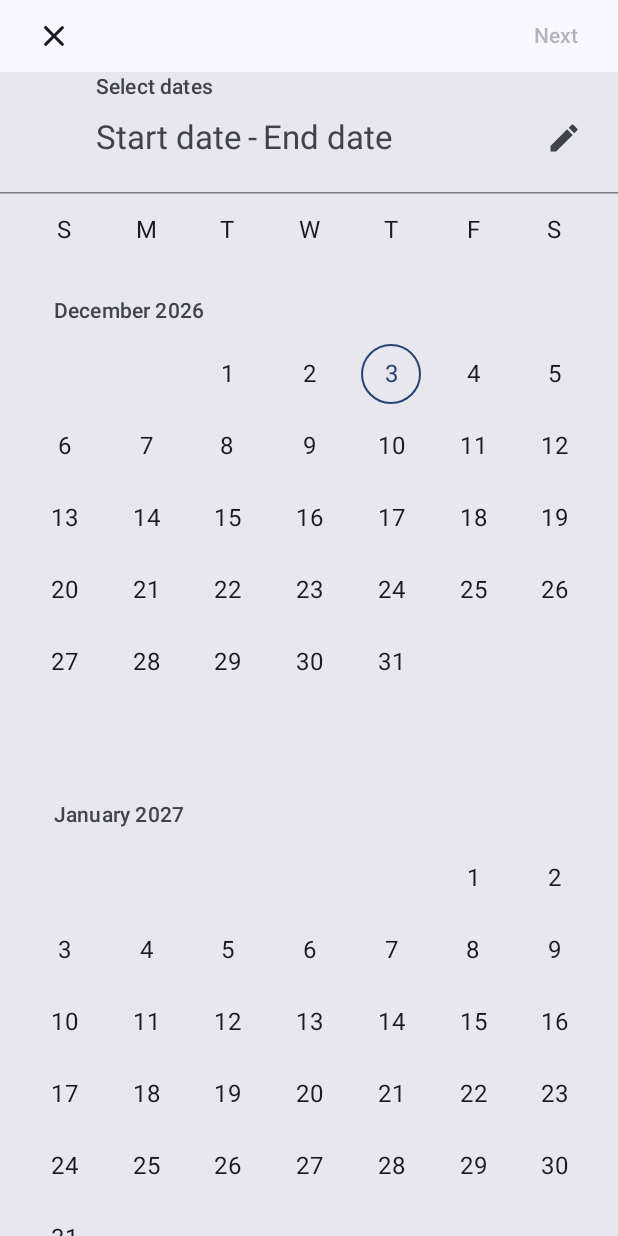
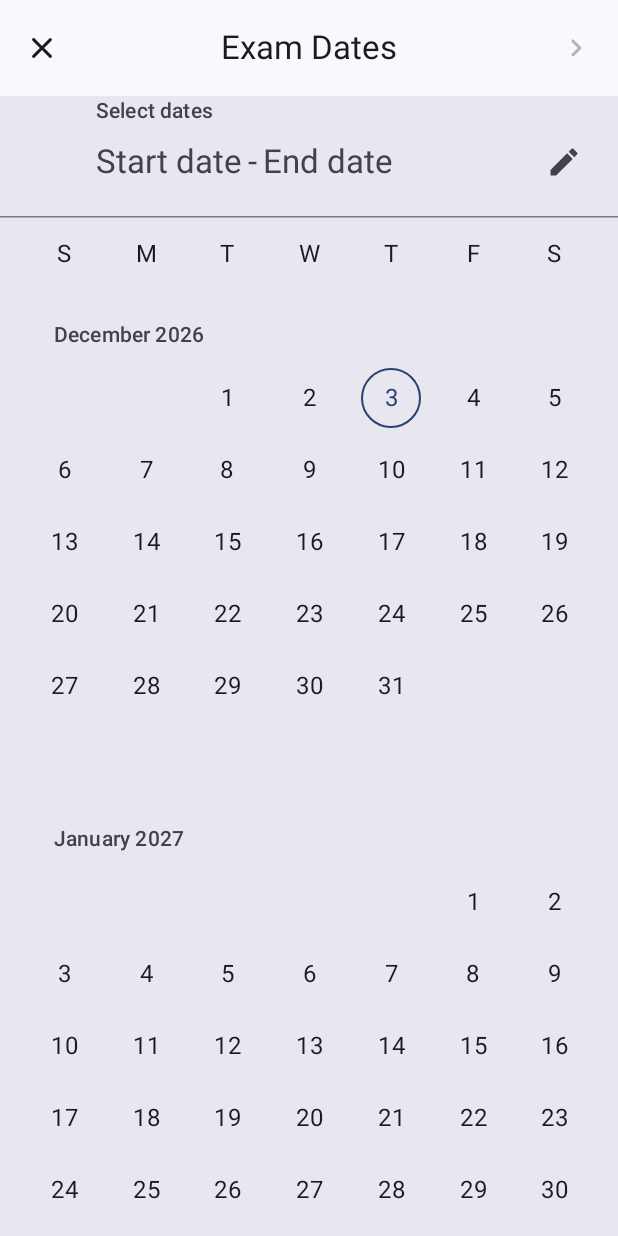
Before and after one commit to Melendez1209/Known, an Android app built with Jetpack Compose: the DRP screen opened through its navigation route, on a phone screen of 412 x 824 dp. Run offline under Robolectric (Android 15) with nearby library versions, the phone set to English and light mode, and no system bars; our stand-ins replace accompanist, window size class.

Commit message:
Android: Completing the Top Bar on some pages

```diff
--- a/Android/app/src/main/java/com/melendez/known/MainActivity.kt
+++ b/Android/app/src/main/java/com/melendez/known/MainActivity.kt
@@ -105,7 +105,12 @@ class MainActivity : ComponentActivity() {
                         )
                     }
                     composable(Screens.DRP.router) { DRP(navTotalController = navTotalController) }
-                    composable(Screens.Inputting.router) { Inputting() }
+                    composable(Screens.Inputting.router) {
+                        Inputting(
+                            widthSizeClass = widthSizeClass,
+                            navTotalController = navTotalController
+                        )
+                    }
                     composable(Screens.About.router) { AboutScreen() }
                 }
             }
--- a/Android/app/src/main/java/com/melendez/known/add/compose/DateRangePicker.kt
+++ b/Android/app/src/main/java/com/melendez/known/add/compose/DateRangePicker.kt
@@ -1,31 +1,27 @@
 package com.melendez.known.add.compose
 
-import androidx.compose.foundation.layout.Arrangement
-import androidx.compose.foundation.layout.Column
-import androidx.compose.foundation.layout.Row
 import androidx.compose.foundation.layout.fillMaxSize
-import androidx.compose.foundation.layout.fillMaxWidth
 import androidx.compose.foundation.layout.padding
 import androidx.compose.material.icons.Icons
 import androidx.compose.material.icons.rounded.Close
+import androidx.compose.material.icons.rounded.NavigateNext
+import androidx.compose.material3.CenterAlignedTopAppBar
 import androidx.compose.material3.DateRangePicker
 import androidx.compose.material3.ExperimentalMaterial3Api
 import androidx.compose.material3.Icon
 import androidx.compose.material3.IconButton
+import androidx.compose.material3.Scaffold
 import androidx.compose.material3.SnackbarHost
 import androidx.compose.material3.SnackbarHostState
 import androidx.compose.material3.Surface
 import androidx.compose.material3.Text
-import androidx.compose.material3.TextButton
 import androidx.compose.material3.rememberDateRangePickerState
 import androidx.compose.runtime.Composable
 import androidx.compose.runtime.remember
 import androidx.compose.runtime.rememberCoroutineScope
-import androidx.compose.ui.Alignment
 import androidx.compose.ui.Modifier
 import androidx.compose.ui.res.stringResource
 import androidx.compose.ui.tooling.preview.Preview
-import androidx.compose.ui.unit.dp
 import androidx.compose.ui.zIndex
 import androidx.navigation.NavHostController
 import androidx.navigation.compose.rememberNavController
@@ -41,23 +37,18 @@ fun DRP(navTotalController: NavHostController) {
     SnackbarHost(hostState = snackState, Modifier.zIndex(1f))
 
     val state = rememberDateRangePickerState()
-
-    Surface(modifier = Modifier.fillMaxSize()) {
-        Column(verticalArrangement = Arrangement.Top) {
-            Row(
-                modifier = Modifier
-                    .fillMaxWidth()
-                    .padding(start = 12.dp, end = 12.dp),
-                verticalAlignment = Alignment.CenterVertically,
-                horizontalArrangement = Arrangement.SpaceBetween
-            ) {
+    Scaffold(modifier = Modifier.fillMaxSize(), topBar = {
+        CenterAlignedTopAppBar(
+            title = { Text(text = stringResource(R.string.exam_dates)) },
+            navigationIcon = {
                 IconButton(onClick = { navTotalController.popBackStack() }) {
                     Icon(
                         Icons.Rounded.Close,
                         contentDescription = stringResource(R.string.cancel)
                     )
                 }
-                TextButton(
+            }, actions = {
+                IconButton(
                     onClick = {
                         snackScope.launch {
                             snackState.showSnackbar(
@@ -69,10 +60,19 @@ fun DRP(navTotalController: NavHostController) {
                     },
                     enabled = state.selectedEndDateMillis != null
                 ) {
-                    Text(stringResource(R.string.next))
+                    Icon(
+                        imageVector = Icons.Rounded.NavigateNext,
+                        contentDescription = stringResource(R.string.next)
+                    )
                 }
-            }
-            DateRangePicker(state = state, modifier = Modifier.weight(1f))
+            })
+    }) { padding ->
+        Surface(
+            modifier = Modifier
+                .fillMaxSize()
+                .padding(top = padding.calculateTopPadding())
+        ) {
+            DateRangePicker(modifier = Modifier.fillMaxSize(), state = state)
         }
     }
 }
--- a/Android/app/src/main/res/values/strings.xml
+++ b/Android/app/src/main/res/values/strings.xml
@@ -39,4 +39,7 @@
     <string name="g10">Grade10</string>
     <string name="g11">Grade11</string>
     <string name="g12">Grade12</string>
+    <string name="exam_dates">Exam Dates</string>
+    <string name="select_exam_dates">Select Exam Dates</string>
+    <string name="inputting">Inputting</string>
 </resources>
```
Also changed, not shown: Android/app/src/main/java/com/melendez/known/add/compose/Inputting.kt (+90 -3 lines), Android/app/src/main/java/com/melendez/known/settings/compose/Settings.kt (+5 -39 lines), 1 other file.
